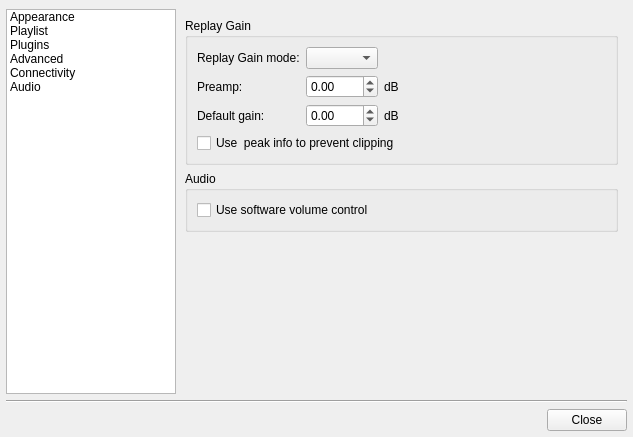
Before: the Qt Designer form src/ui/forms/configdialog.ui in ksv1986/qmmp-staging, drawn with Qt 5.
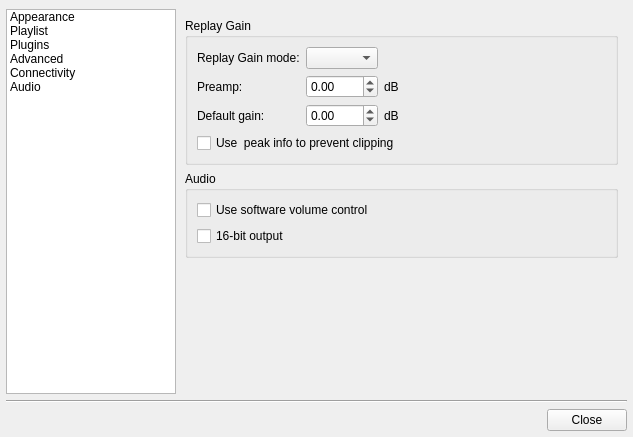
After: the same form once the commit is applied. The open tabs and pages were chosen to show the change. Icons and pictures are not drawn.

Commit message: added 16-bit output

The edit to the form file:
```diff
--- a/src/ui/forms/configdialog.ui
+++ b/src/ui/forms/configdialog.ui
@@ -1181,6 +1181,13 @@
               </property>
              </widget>
             </item>
+            <item>
+             <widget class="QCheckBox" name="use16BitCheckBox">
+              <property name="text">
+               <string>16-bit output</string>
+              </property>
+             </widget>
+            </item>
            </layout>
           </widget>
          </item>
```
The commit also changes 27 other files.
